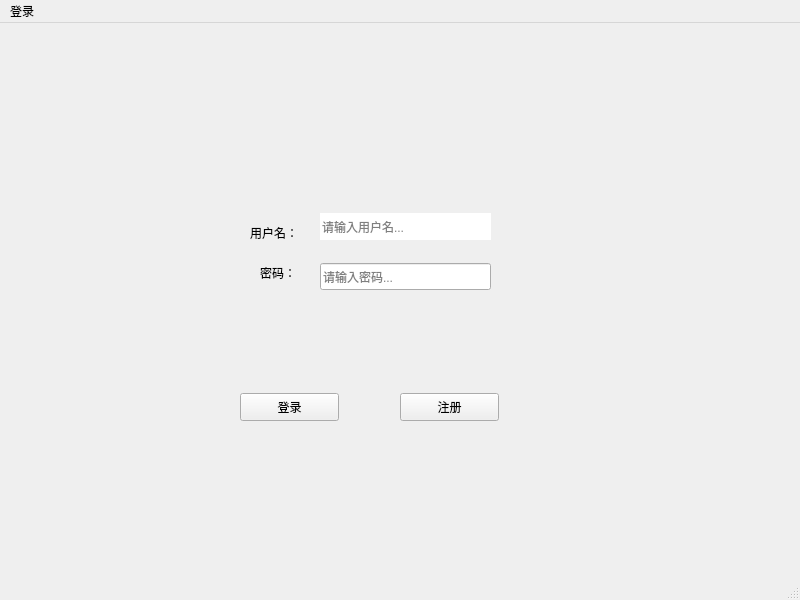
First picture: the form in Flight/MainWindow.ui, repository howbirdfly/FlightServer, before the edit.
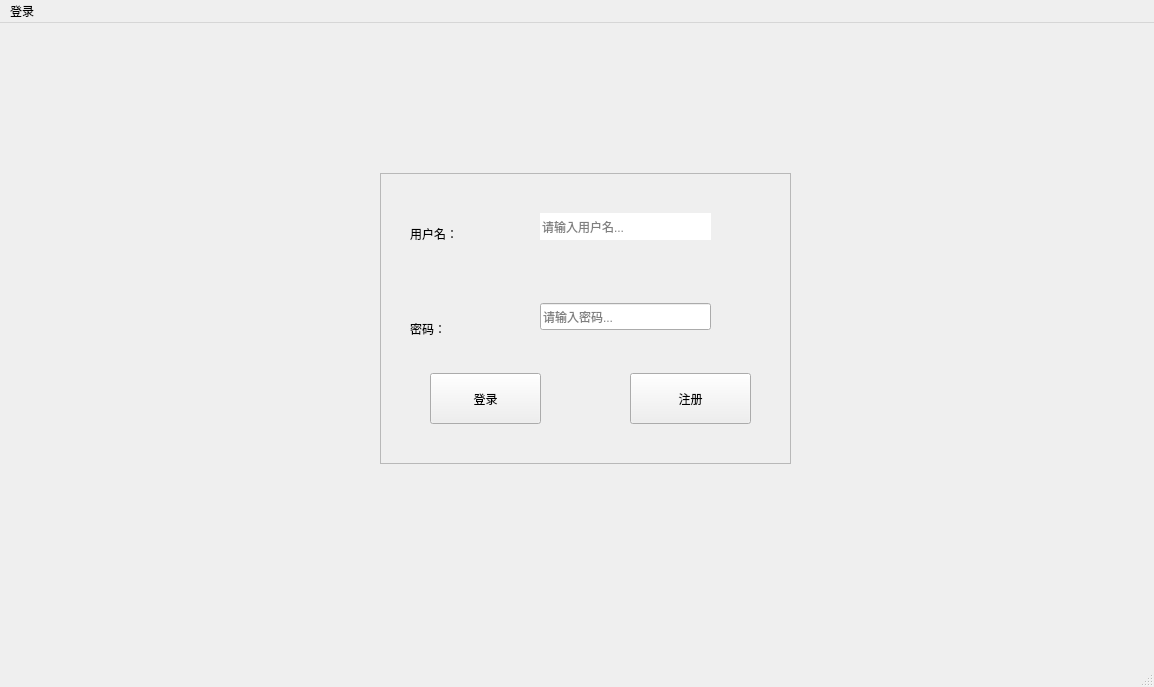
Second picture: the form after the edit.

What changed in the file:
```diff
--- a/Flight/MainWindow.ui
+++ b/Flight/MainWindow.ui
@@ -6,52 +6,41 @@
    <rect>
     <x>0</x>
     <y>0</y>
-    <width>800</width>
-    <height>600</height>
+    <width>1154</width>
+    <height>687</height>
    </rect>
   </property>
   <property name="windowTitle">
    <string>MainWindow</string>
   </property>
   <widget class="QWidget" name="centralwidget">
-   <widget class="QPushButton" name="log_in">
-    <property name="enabled">
-     <bool>true</bool>
-    </property>
+   <widget class="QFrame" name="frame">
     <property name="geometry">
      <rect>
-      <x>240</x>
-      <y>370</y>
-      <width>99</width>
-      <height>28</height>
+      <x>380</x>
+      <y>150</y>
+      <width>411</width>
+      <height>291</height>
      </rect>
     </property>
-    <property name="text">
-     <string>登录</string>
+    <property name="frameShape">
+     <enum>QFrame::StyledPanel</enum>
     </property>
-   </widget>
-   <widget class="QPushButton" name="sign_in">
-    <property name="geometry">
-     <rect>
-      <x>400</x>
-      <y>370</y>
-      <width>99</width>
-      <height>28</height>
-     </rect>
+    <property name="frameShadow">
+     <enum>QFrame::Raised</enum>
     </property>
-    <property name="text">
-     <string>注册</string>
-    </property>
-   </widget>
    <widget class="QLabel" name="Username">
     <property name="geometry">
      <rect>
-      <x>250</x>
-      <y>200</y>
-      <width>69</width>
-      <height>19</height>
-     </rect>
-    </property>
+       <x>30</x>
+       <y>40</y>
+       <width>81</width>
+       <height>41</height>
+      </rect>
+     </property>
+     <property name="styleSheet">
+      <string notr="true">font: 12pt &quot;Microsoft YaHei UI&quot;;</string>
+     </property>
     <property name="text">
      <string>用户名：</string>
     </property>
@@ -59,12 +48,15 @@
    <widget class="QLabel" name="Password">
     <property name="geometry">
      <rect>
-      <x>260</x>
-      <y>240</y>
-      <width>69</width>
-      <height>19</height>
-     </rect>
-    </property>
+       <x>30</x>
+       <y>130</y>
+       <width>81</width>
+       <height>51</height>
+      </rect>
+     </property>
+     <property name="styleSheet">
+      <string notr="true">font: 12pt &quot;Microsoft YaHei&quot;;</string>
+     </property>
     <property name="text">
      <string>密码：</string>
     </property>
@@ -72,8 +64,8 @@
    <widget class="QLineEdit" name="Usernamet">
     <property name="geometry">
      <rect>
-      <x>320</x>
-      <y>190</y>
+       <x>160</x>
+       <y>40</y>
       <width>171</width>
       <height>27</height>
      </rect>
@@ -106,8 +98,8 @@
    <widget class="QLineEdit" name="Passwordt">
     <property name="geometry">
      <rect>
-      <x>320</x>
-      <y>240</y>
+       <x>160</x>
+       <y>130</y>
       <width>171</width>
       <height>27</height>
      </rect>
@@ -122,14 +114,44 @@
      <string>请输入密码...</string>
     </property>
    </widget>
+    <widget class="QPushButton" name="log_in">
+     <property name="enabled">
+      <bool>true</bool>
+     </property>
+     <property name="geometry">
+      <rect>
+       <x>50</x>
+       <y>200</y>
+       <width>111</width>
+       <height>51</height>
+      </rect>
+     </property>
+     <property name="text">
+      <string>登录</string>
+     </property>
+    </widget>
+    <widget class="QPushButton" name="sign_in">
+     <property name="geometry">
+      <rect>
+       <x>250</x>
+       <y>200</y>
+       <width>121</width>
+       <height>51</height>
+      </rect>
+     </property>
+     <property name="text">
+      <string>注册</string>
+     </property>
+    </widget>
+   </widget>
   </widget>
   <widget class="QMenuBar" name="menubar">
    <property name="geometry">
     <rect>
      <x>0</x>
      <y>0</y>
-     <width>800</width>
-     <height>24</height>
+     <width>1154</width>
+     <height>25</height>
     </rect>
    </property>
    <widget class="QMenu" name="menu">
```
Left out of the diff: 6 changed lines with no effect on the pictures. Lines whose indentation alone changed are shown as unchanged.
